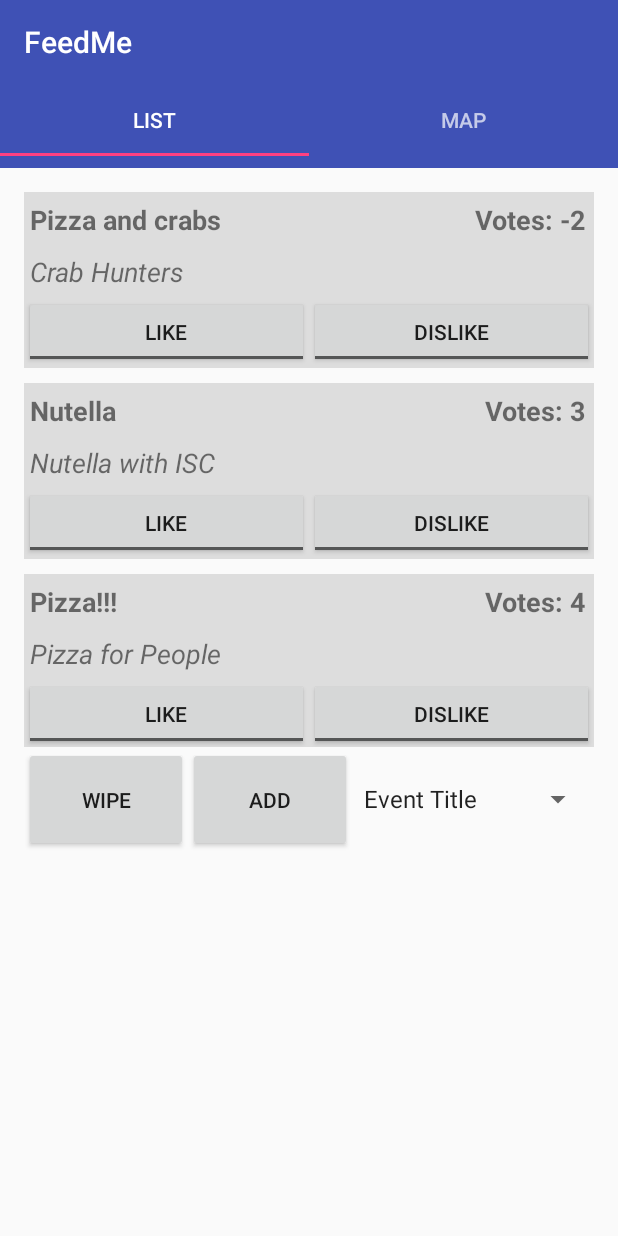
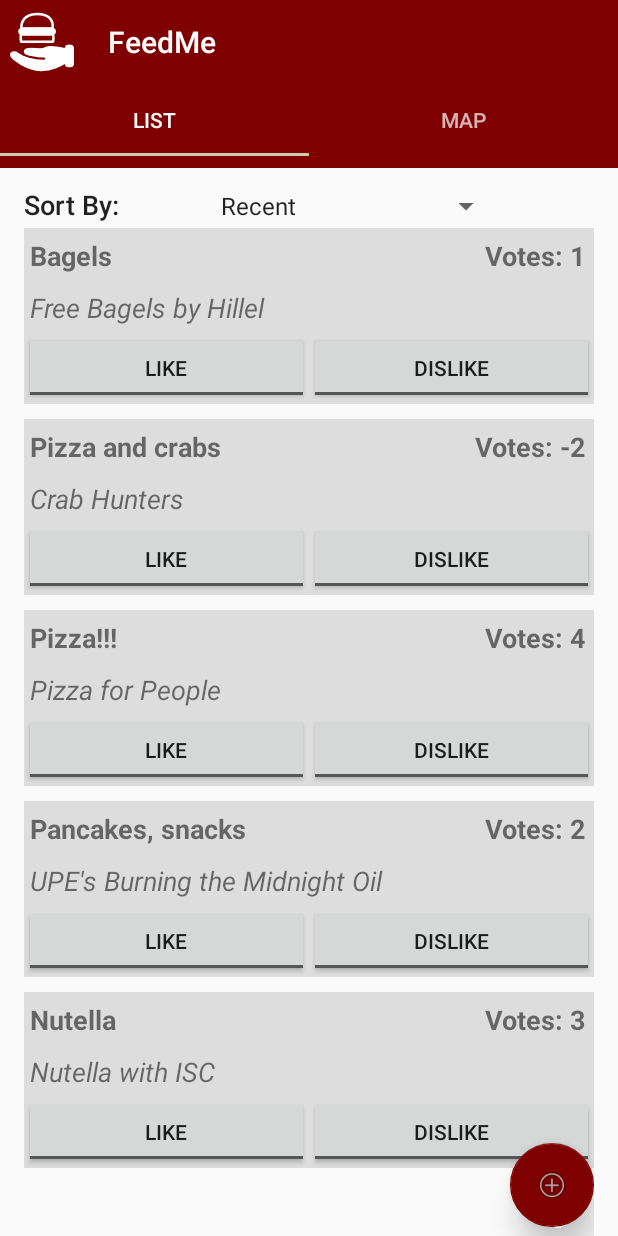
Before and after one commit to bkyras/mobilec17, an Android app: the screen it shows after launch (MainActivity), on a phone screen of 412 x 824 dp. Run offline under Robolectric (Android 15) with nearby library versions, the phone set to English and light mode, and no system bars.

Commit message:
version used for recording

```diff
--- a/FeedMe/app/src/main/AndroidManifest.xml
+++ b/FeedMe/app/src/main/AndroidManifest.xml
@@ -6,7 +6,7 @@
 
     <application
         android:allowBackup="true"
-        android:icon="@mipmap/ic_launcher"
+        android:icon="@mipmap/burger_icon_red"
         android:label="@string/app_name"
         android:supportsRtl="true"
         android:theme="@style/AppTheme">
--- a/FeedMe/app/src/main/java/com/example/rgb/feedme/Tab1.java
+++ b/FeedMe/app/src/main/java/com/example/rgb/feedme/Tab1.java
@@ -10,6 +10,7 @@ import android.database.Cursor;
 import android.database.sqlite.SQLiteDatabase;
 import android.os.Bundle;
 
+import android.support.design.widget.FloatingActionButton;
 import android.support.v4.app.DialogFragment;
 import android.support.v4.app.FragmentManager;
 import android.support.v4.app.FragmentTransaction;
@@ -39,7 +40,7 @@ public class Tab1 extends android.support.v4.app.Fragment {
     public static ArrayList<Post> newPosts;
     DBHelper dbHelper;
     View v;
-
+    String sort_option ;
     @Override
     public void onResume() {
         super.onResume();
@@ -57,15 +58,25 @@ public class Tab1 extends android.support.v4.app.Fragment {
         //String title, String food, String location, String desc, int votes, double lat, double longi
         //42.274495, -71.807911
         addDummyPost("Nutella with ISC", "Nutella", "Fountain", "Come enjoy nutella on foods with ISC at the fountain.", 3, 42.274495, -71.807911);
-        addDummyPost("UPE's Burning the Midnight Oil", "Pancakes, snacks", "Fuller Commons", "Study and eat free food!", 2, 42.274495, -71.807911);
-        addDummyPost("Pizza for People", "Pizza!!!", "Wedge", "EAT PIZZA WITH US, REAL PEOPLE, TODAY, RIGHT NOW", 4, 42.274495, -71.807911);
-        addDummyPost("Crab Hunters", "Pizza and crabs", "Institute Park", "Free crabs", -2, 42.274495, -71.807911);
+        //42.274952, -71.806562
+        addDummyPost("UPE's Burning the Midnight Oil", "Pancakes, snacks", "Fuller Commons", "Study and eat free food!", 2, 42.274952,  -71.806562);
+        //42.273501, -71.810576
+        addDummyPost("Pizza for People", "Pizza!!!", "Wedge", "EAT PIZZA WITH US, REAL PEOPLE, TODAY, RIGHT NOW", 4, 42.273501, -71.810576);
+        //42.275697, -71.805313
+        addDummyPost("Crab Hunters", "Pizza and crabs", "Institute Park", "Free crabs", -2, 42.275697, -71.805313);
+        //42.274716, -71.808339
+        addDummyPost("Free Bagels by Hillel", "Bagels", "Campus Center", "Take a break from studying and enjoy free bagels", 1, 42.274716, -71.808339);
+
 //        SQLiteDatabase wdb = dbHelper.getWritableDatabase();
 //        dbHelper.onUpgrade(wdb, 1, 2);
-        listPostDetails();
+        //listPostDetails();
+        sort_option = "recent";
+
+        listOrdered(sort_option);
+
         ListView listView = (ListView) v.findViewById(R.id.feedList);
 
-        Button addButton = (Button) v.findViewById(R.id.addPost_btn);
+        FloatingActionButton addButton = (FloatingActionButton) v.findViewById(R.id.addPost_btn);
         Button delButton = (Button) v.findViewById(R.id.wipeDb_btn);
 
 
@@ -81,7 +92,7 @@ public class Tab1 extends android.support.v4.app.Fragment {
                 ad.getDialog().setOnDismissListener(new DialogInterface.OnDismissListener() {
                     @Override
                     public void onDismiss(DialogInterface dialogInterface) {
-                        listPostDetails();
+                        listOrdered(sort_option);
                         if(mMap != null){
                             mMap.clear();
                             dropPins(mMap,newPosts);
@@ -96,8 +107,7 @@ public class Tab1 extends android.support.v4.app.Fragment {
             public void onClick(View v) {
                 SQLiteDatabase db = dbHelper.getWritableDatabase();
                 db.execSQL("delete from FeedMePosts");
-                listPostDetails();
-            }
+                listOrdered(sort_option);            }
         });
 
 
@@ -129,11 +139,13 @@ public class Tab1 extends android.support.v4.app.Fragment {
             @Override
             public void onItemSelected(AdapterView<?> parent, View view, int position, long id) {
                 String input = parent.getItemAtPosition(position).toString();
-                String sort_option = "eventTitle";
                 switch (input) {
 
                     case "Event Title":
                         sort_option = "eventTitle";
+                        break;
+                    case "Recent":
+                        sort_option = "recent";
                         break;
                     case "Food Type":
                         sort_option = "foodType";
@@ -144,6 +156,7 @@ public class Tab1 extends android.support.v4.app.Fragment {
                     case "Votes":
                         sort_option = "upvotes";
                         break;
+
 
                 }
                 listOrdered(sort_option);
@@ -298,9 +311,19 @@ public class Tab1 extends android.support.v4.app.Fragment {
         // Filter results WHERE "title" = 'My Title'
         //String selection = "*"
         //String[] selectionArgs = { "My Title" };
+        String sortOrder;
+        // How you want the results sorted in the resulting Cursor
+        if(sorter.equals("upvotes")){
+             sortOrder = sorter + " DESC";
 
-        // How you want the results sorted in the resulting Cursor
-        String sortOrder = sorter + " ASC";
+        }
+        else if(sorter.equals("recent")){
+            sortOrder = "ROWID DESC";
+        }
+        else{
+             sortOrder = sorter + " ASC";
+
+        }
         //FeedEntry.COLUMN_NAME_SUBTITLE + " DESC";
 
         Cursor cursor = db.query(
--- a/FeedMe/app/src/main/res/layout/activity_main.xml
+++ b/FeedMe/app/src/main/res/layout/activity_main.xml
@@ -16,6 +16,7 @@
         android:background="?attr/colorPrimary"
         android:minHeight="?attr/actionBarSize"
         android:theme="@style/ThemeOverlay.AppCompat.Dark.ActionBar"
+        app:navigationIcon="@mipmap/burger_icon_white"
         app:popupTheme="@style/ThemeOverlay.AppCompat.Light"/>
 
     <!-- our tablayout to display tabs  -->
--- a/FeedMe/app/src/main/res/layout/tab1.xml
+++ b/FeedMe/app/src/main/res/layout/tab1.xml
@@ -1,41 +1,29 @@
 <?xml version="1.0" encoding="utf-8"?>
 <LinearLayout xmlns:android="http://schemas.android.com/apk/res/android"
+    xmlns:app="http://schemas.android.com/apk/res-auto"
     android:layout_height="match_parent"
     android:layout_width="match_parent"
     android:orientation="vertical"
-    android:paddingBottom="@dimen/activity_vertical_margin"
-    android:paddingLeft="@dimen/activity_horizontal_margin"
     android:paddingRight="@dimen/activity_horizontal_margin"
-    android:paddingTop="@dimen/activity_vertical_margin"
+    android:paddingTop="6dp"
     android:weightSum="1"
-    android:id="@+id/tab1layout">
-
-    <ListView
-        android:layout_width="match_parent"
-        android:layout_height="370dp"
-        android:id="@+id/feedList"
-        android:dividerHeight="10.0sp"
-        android:divider="@android:color/transparent"
-        android:focusable="true" />
+    android:id="@+id/tab1layout"
+    android:paddingLeft="@dimen/activity_horizontal_margin">
 
     <LinearLayout
         android:orientation="horizontal"
         android:layout_width="match_parent"
-        android:layout_height="wrap_content">
+        android:layout_height="wrap_content"
+        android:paddingBottom="4dp">
 
-        <Button
-            android:text="Wipe"
+        <TextView
+            android:text="Sort By: "
             android:layout_width="wrap_content"
-            android:layout_height="70dp"
-            android:id="@+id/wipeDb_btn"
-            android:layout_weight="1" />
-
-        <Button
-            android:text="ADD"
-            android:layout_width="wrap_content"
-            android:layout_height="70dp"
-            android:id="@+id/addPost_btn"
-            android:layout_weight="1" />
+            android:layout_height="wrap_content"
+            android:id="@+id/sort_title"
+            android:layout_weight="1"
+            android:textAppearance="@style/TextAppearance.AppCompat.Body2"
+            android:textSize="18sp" />
 
         <Spinner
             android:layout_width="wrap_content"
@@ -43,7 +31,52 @@
             android:id="@+id/sort_spinner"
             android:layout_weight="1"
             android:dropDownWidth="match_parent" />
+
+        <Button
+            android:text="Wipe"
+            android:layout_width="61dp"
+            android:layout_height="30dp"
+            android:id="@+id/wipeDb_btn"
+            android:visibility="invisible"
+           />
+
+        <!-- <Button
+             android:text="ADD"
+             android:layout_width="wrap_content"
+             android:layout_height="70dp"
+             android:id="@+id/addPost_btn_old"
+             android:layout_weight="1" />-->
+
     </LinearLayout>
+
+    <RelativeLayout
+        android:layout_width="match_parent"
+        android:layout_height="match_parent">
+
+        <ListView
+            android:layout_width="match_parent"
+            android:layout_height="wrap_content"
+            android:id="@+id/feedList"
+            android:dividerHeight="10.0sp"
+            android:divider="@android:color/transparent"
+            android:focusable="true" />
+
+        <android.support.design.widget.FloatingActionButton
+            android:layout_width="wrap_content"
+            android:layout_height="wrap_content"
+            android:clickable="true"
+            android:layout_gravity="bottom|end"
+            app:fabSize="normal"
+
+            app:srcCompat="@android:drawable/ic_menu_add"
+            android:id="@+id/addPost_btn"
+            app:rippleColor="@color/colorAccent"
+            app:backgroundTint="?attr/colorPrimary"
+            app:elevation="12dp"
+            android:layout_alignParentRight="true"
+            android:layout_alignParentBottom="true"
+            android:layout_marginBottom="6dp" />
+    </RelativeLayout>
 
 
 </LinearLayout>
--- a/FeedMe/app/src/main/res/values/colors.xml
+++ b/FeedMe/app/src/main/res/values/colors.xml
@@ -1,6 +1,7 @@
 <?xml version="1.0" encoding="utf-8"?>
 <resources>
-    <color name="colorPrimary">#3F51B5</color>
+    <color name="colorPrimary">#7f0000</color>
+    <color name="toolBarColor">#7f0000</color>
     <color name="colorPrimaryDark">#303F9F</color>
-    <color name="colorAccent">#FF4081</color>
+    <color name="colorAccent">#cdc8b1</color>
 </resources>
--- a/FeedMe/app/src/main/res/values/strings.xml
+++ b/FeedMe/app/src/main/res/values/strings.xml
@@ -10,6 +10,7 @@
     <string name="hello_blank_fragment">Hello blank fragment</string>
 
     <string-array name="sort_options">
+        <item>Recent</item>
         <item>Event Title</item>
         <item>Food Type</item>
         <item>Location</item>
--- a/FeedMe/app/src/main/res/values/styles.xml
+++ b/FeedMe/app/src/main/res/values/styles.xml
@@ -5,7 +5,7 @@
     <!-- changing it to no actionbar -->
     <style name="AppTheme" parent="Theme.AppCompat.Light.NoActionBar">
         <!-- Customize your theme here. -->
-        <item name="colorPrimary">@color/colorPrimary</item>
+        <item name="colorPrimary">@color/toolBarColor</item>
         <item name="colorPrimaryDark">@color/colorPrimaryDark</item>
         <item name="colorAccent">@color/colorAccent</item>
     </style>
```
Also changed, not shown: FeedMe/app/src/main/res/mipmap-hdpi/burger_icon_red.png (added), FeedMe/app/src/main/res/mipmap-hdpi/burger_icon_white.png (added).
